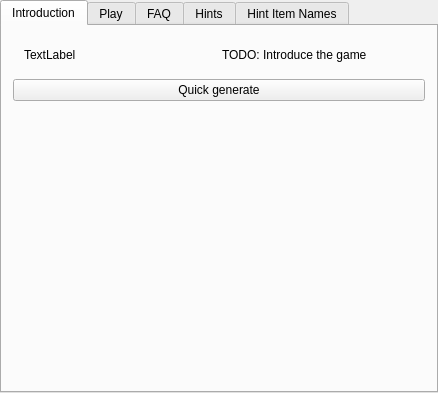
Above: randovania/gui/ui_files/games_tab_prime_widget.ui from randovania/randovania before the change. Below: the same form after it.
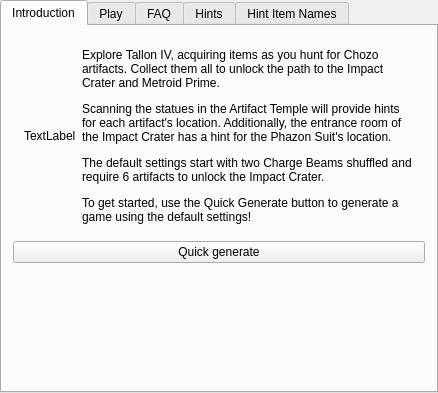
That is the form after the change. Custom widgets are drawn as their Qt base class.

Commit message: Adds an intro message for Prime 1

```diff
--- a/randovania/gui/ui_files/games_tab_prime_widget.ui
+++ b/randovania/gui/ui_files/games_tab_prime_widget.ui
@@ -37,7 +37,7 @@
        <item>
         <widget class="QLabel" name="intro_label">
          <property name="text">
-          <string>&lt;html&gt;&lt;head/&gt;&lt;body&gt;&lt;p&gt;TODO: Introduce the game&lt;/p&gt;&lt;/body&gt;&lt;/html&gt;</string>
+          <string>&lt;html&gt;&lt;head/&gt;&lt;body&gt;&lt;p&gt;Explore Tallon IV, acquiring items as you hunt for Chozo artifacts. Collect them all to unlock the path to the Impact Crater and Metroid Prime.&lt;/p&gt;&lt;p&gt;Scanning the statues in the Artifact Temple will provide hints for each artifact's location. Additionally, the entrance room of the Impact Crater has a hint for the Phazon Suit's location.&lt;/p&gt;&lt;p&gt;The default settings start with two Charge Beams shuffled and require 6 artifacts to unlock the Impact Crater. &lt;/p&gt;&lt;p&gt;To get started, use the Quick Generate button to generate a game using the default settings!&lt;/p&gt;&lt;/body&gt;&lt;/html&gt;</string>
          </property>
          <property name="wordWrap">
           <bool>true</bool>
```
